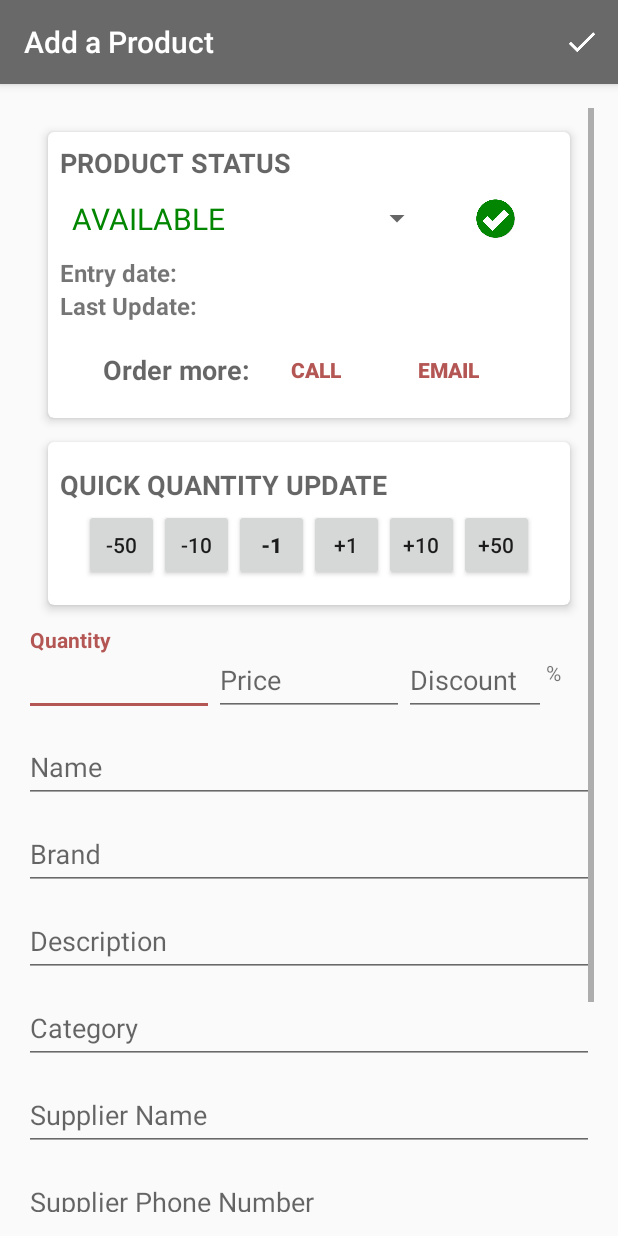
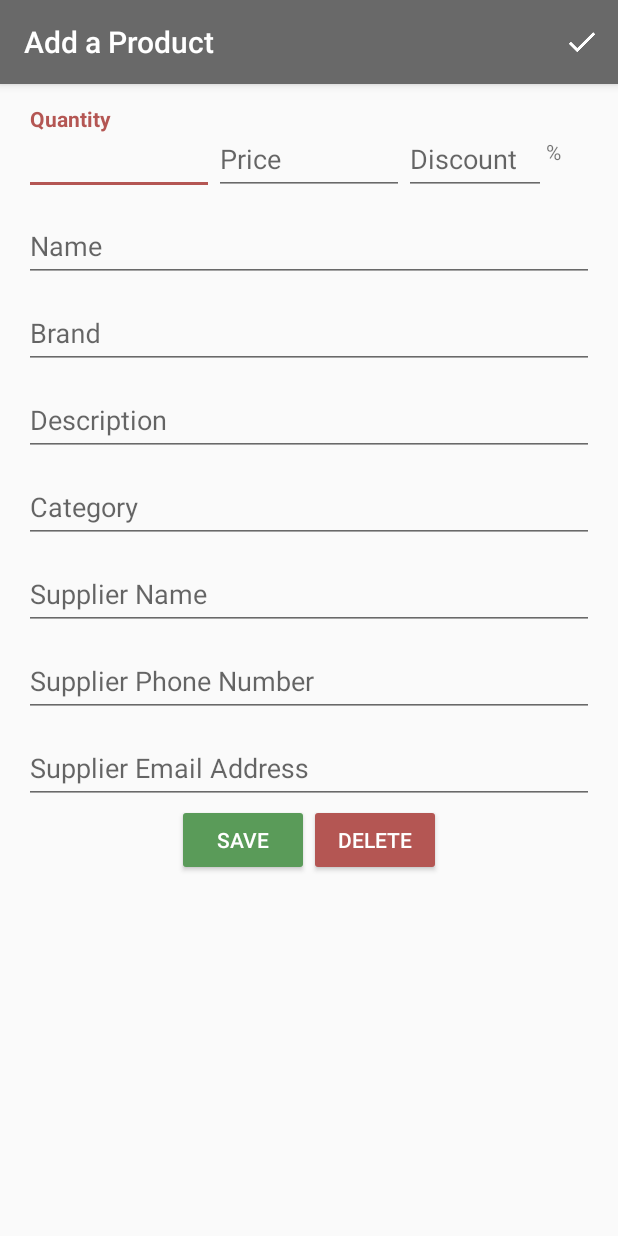
Before and after one commit to jesselima/nanodegree-android-basic-inventory-app, an Android app: the EditorActivity screen opened directly, with no data from a screen before it, on a phone screen of 412 x 824 dp. Run offline under Robolectric (Android 15) with nearby library versions, the phone set to English and light mode, and no system bars.

Commit message:
fixed: Cards status and card quantity is visible only for update products. For new products they are hidden

```diff
--- a/app/src/main/java/com/udacity/inventory/EditorActivity.java
+++ b/app/src/main/java/com/udacity/inventory/EditorActivity.java
@@ -13,6 +13,7 @@ import android.os.Bundle;
 import android.support.v4.app.NavUtils;
 import android.support.v4.content.ContextCompat;
 import android.support.v7.app.AppCompatActivity;
+import android.support.v7.widget.CardView;
 import android.text.TextUtils;
 import android.view.Menu;
 import android.view.MenuItem;
@@ -86,6 +87,10 @@ public class EditorActivity extends AppCompatActivity implements
         if (mCurrentProductUri == null) {
             setTitle(getString(R.string.editor_activity_title_new_product));
             invalidateOptionsMenu();
+            CardView cardStatus = findViewById(R.id.card_status);
+                cardStatus.setVisibility(View.GONE);
+            CardView cardQuantity = findViewById(R.id.card_quantity);
+                cardQuantity.setVisibility(View.GONE);
         } else {
             setTitle(getString(R.string.editor_activity_title_edit_product));
             getLoaderManager().initLoader(EXISTING_PRODUCT_LOADER, null, this);
@@ -196,6 +201,9 @@ public class EditorActivity extends AppCompatActivity implements
             }
         });
 
+        if (mCurrentProductUri != null){
+
+        }
     }
 
     private void setupSpinner() {
@@ -636,6 +644,7 @@ public class EditorActivity extends AppCompatActivity implements
             startActivity(intent);
         }
     }
+
     protected void sendEmail() {
 
         String[] TO = {mSupplierEmailEditText.getText().toString().trim()};
@@ -666,4 +675,5 @@ public class EditorActivity extends AppCompatActivity implements
             doToast("There is no email client installed.");
         }
     }
+
 }
--- a/app/src/main/res/layout/activity_editor.xml
+++ b/app/src/main/res/layout/activity_editor.xml
@@ -146,6 +146,7 @@
 
             <!-- CardView quantity control -->
             <android.support.v7.widget.CardView
+                android:id="@+id/card_quantity"
                 android:layout_width="match_parent"
                 android:layout_height="wrap_content"
                 android:layout_marginLeft="16dp"
```
Also changed, not shown: app/src/main/java/com/udacity/inventory/adapters/ProductCursorAdapter.java (+0 -11 lines).
